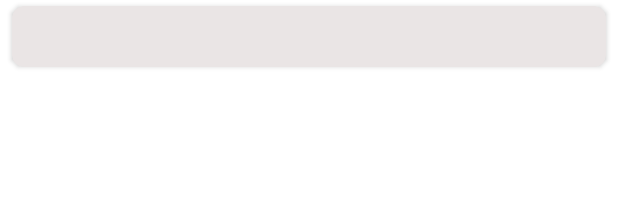
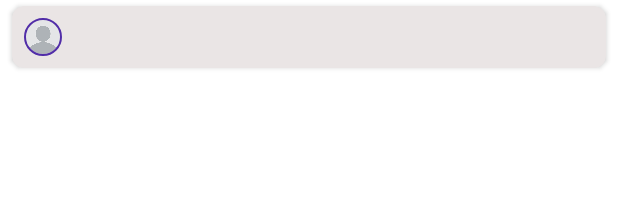
Before and after one commit to ssalabura/meltee, an Android app: the layout cardview_friend_clickable.xml on its own in the app's theme, with its tools: preview values and no code run, on a phone screen of 412 x 824 dp. Shown: the top 208 px of the screen. Run offline under Robolectric (Android 15) with nearby library versions, the phone set to English and light mode, and no system bars.

Commit message:
profile pictures across whole app, layout changes

```diff
--- a/app/build.gradle
+++ b/app/build.gradle
@@ -47,7 +47,6 @@ dependencies {
     implementation "androidx.camera:camera-camera2:1.1.0-alpha05"
     implementation "androidx.camera:camera-lifecycle:1.1.0-alpha05"
     implementation 'androidx.camera:camera-view:1.0.0-alpha25'
-    implementation "androidx.room:room-runtime:2.3.0"
     implementation "androidx.work:work-runtime:2.5.0"
     implementation 'de.hdodenhof:circleimageview:3.1.0'
     annotationProcessor "androidx.room:room-compiler:2.3.0"
--- a/app/src/main/java/com/ssalabura/meltee/database/PhotoCard.java
+++ b/app/src/main/java/com/ssalabura/meltee/database/PhotoCard.java
@@ -21,6 +21,8 @@ public class PhotoCard extends RealmObject {
     public String location;
 
     @Ignore
+    public Bitmap profilePicture;
+    @Ignore
     public List<String> receivers;
     @Ignore
     public Bitmap bitmap;
--- a/app/src/main/java/com/ssalabura/meltee/ui/addphoto/AddPhotoFragment.java
+++ b/app/src/main/java/com/ssalabura/meltee/ui/addphoto/AddPhotoFragment.java
@@ -10,7 +10,6 @@ import android.location.Geocoder;
 import android.location.Location;
 import android.location.LocationManager;
 import android.os.Bundle;
-import android.os.CancellationSignal;
 import android.util.Log;
 import android.util.Size;
 import android.view.LayoutInflater;
@@ -100,6 +99,7 @@ public class AddPhotoFragment extends Fragment
         photoCard = new PhotoCard();
         photoCard.sender = MainActivity.username;
         holder.card_preview_holder.sender.setText(MainActivity.username);
+        holder.card_preview_holder.profilePicture.setImageBitmap(MelteeRealm.getProfilePicture());
         holder.card_preview_holder.message.setVisibility(View.GONE);
         holder.card_preview_holder.location.setVisibility(View.GONE);
         return root;
--- a/app/src/main/java/com/ssalabura/meltee/ui/addphoto/ClickableFriendViewAdapter.java
+++ b/app/src/main/java/com/ssalabura/meltee/ui/addphoto/ClickableFriendViewAdapter.java
@@ -43,6 +43,9 @@ public class ClickableFriendViewAdapter extends RecyclerView.Adapter<ClickableFr
                 selectedFriends.remove(friend.username);
             }
         });
+        if(friend.profilePicture != null) {
+            holder.profilePicture.setImageBitmap(friend.profilePicture);
+        }
         holder.username.setText(friend.username);
     }
 
--- a/app/src/main/java/com/ssalabura/meltee/ui/addphoto/ClickableFriendViewHolder.java
+++ b/app/src/main/java/com/ssalabura/meltee/ui/addphoto/ClickableFriendViewHolder.java
@@ -9,8 +9,11 @@ import androidx.recyclerview.widget.RecyclerView;
 
 import com.ssalabura.meltee.R;
 
+import de.hdodenhof.circleimageview.CircleImageView;
+
 public class ClickableFriendViewHolder extends RecyclerView.ViewHolder {
     public CardView cardView;
+    public CircleImageView profilePicture;
     public TextView username;
     public boolean selected;
 
@@ -18,6 +21,7 @@ public class ClickableFriendViewHolder extends RecyclerView.ViewHolder {
         super(itemView);
 
         cardView = (CardView)itemView;
+        profilePicture = itemView.findViewById(R.id.profilePicture);
         username = itemView.findViewById(R.id.textView_username);
     }
 
--- a/app/src/main/java/com/ssalabura/meltee/ui/dashboard/PhotoCardViewAdapter.java
+++ b/app/src/main/java/com/ssalabura/meltee/ui/dashboard/PhotoCardViewAdapter.java
@@ -38,6 +38,9 @@ public class PhotoCardViewAdapter extends RecyclerView.Adapter<PhotoCardViewHold
     public void onBindViewHolder(@NonNull PhotoCardViewHolder holder, int position) {
         PhotoCard photoCard = this.photoCardList.get(position);
 
+        if(photoCard.profilePicture != null) {
+            holder.profilePicture.setImageBitmap(photoCard.profilePicture);
+        }
         holder.sender.setText(photoCard.sender);
         holder.timestamp.setText(new SimpleDateFormat("KK:mm aa", Locale.ENGLISH).format(photoCard.timestamp));
         int width = Resources.getSystem().getDisplayMetrics().widthPixels;
--- a/app/src/main/java/com/ssalabura/meltee/ui/dashboard/PhotoCardViewHolder.java
+++ b/app/src/main/java/com/ssalabura/meltee/ui/dashboard/PhotoCardViewHolder.java
@@ -9,7 +9,10 @@ import androidx.recyclerview.widget.RecyclerView;
 
 import com.ssalabura.meltee.R;
 
+import de.hdodenhof.circleimageview.CircleImageView;
+
 public class PhotoCardViewHolder extends RecyclerView.ViewHolder {
+    public CircleImageView profilePicture;
     public TextView sender;
     public TextView timestamp;
     public ImageView photo;
@@ -19,6 +22,7 @@ public class PhotoCardViewHolder extends RecyclerView.ViewHolder {
     public PhotoCardViewHolder(@NonNull View itemView) {
         super(itemView);
 
+        this.profilePicture = itemView.findViewById(R.id.profilePicture);
         this.sender = itemView.findViewById(R.id.textView_sender);
         this.timestamp = itemView.findViewById(R.id.textView_timestamp);
         this.photo = itemView.findViewById(R.id.imageView);
--- a/app/src/main/java/com/ssalabura/meltee/util/BitmapTools.java
+++ b/app/src/main/java/com/ssalabura/meltee/util/BitmapTools.java
@@ -49,6 +49,6 @@ public class BitmapTools {
         } else{
             output = Bitmap.createBitmap(bitmap, 0, bitmap.getHeight()/2 - bitmap.getWidth()/2, bitmap.getWidth(), bitmap.getWidth());
         }
-        return Bitmap.createScaledBitmap(output, 200, 200, true);
+        return Bitmap.createScaledBitmap(output, 400, 400, true);
     }
 }
--- a/app/src/main/res/layout/cardview_friend.xml
+++ b/app/src/main/res/layout/cardview_friend.xml
@@ -34,8 +34,8 @@
             android:layout_height="50dp"
             android:layout_marginStart="8dp"
             android:src="@drawable/default_profile_picture"
-            app:civ_border_width="2dp"
-            app:civ_border_color="@color/purple_500"
+            app:civ_border_width="1dp"
+            app:civ_border_color="@color/purple_700"
             app:layout_constraintStart_toEndOf="@id/button_remove"
             app:layout_constraintTop_toTopOf="parent"
             app:layout_constraintBottom_toBottomOf="parent" />
--- a/app/src/main/res/layout/cardview_friend_clickable.xml
+++ b/app/src/main/res/layout/cardview_friend_clickable.xml
@@ -18,6 +18,20 @@
         android:layout_width="match_parent"
         android:layout_height="wrap_content">
 
+        <de.hdodenhof.circleimageview.CircleImageView
+            android:id="@+id/profilePicture"
+            android:layout_width="25dp"
+            android:layout_height="25dp"
+            android:layout_marginStart="8dp"
+            android:layout_marginTop="8dp"
+            android:layout_marginBottom="8dp"
+            android:src="@drawable/default_profile_picture"
+            app:civ_border_width="1dp"
+            app:civ_border_color="@color/purple_700"
+            app:layout_constraintTop_toTopOf="parent"
+            app:layout_constraintStart_toStartOf="parent"
+            app:layout_constraintBottom_toBottomOf="parent" />
+
         <TextView
             android:id="@+id/textView_username"
             android:layout_width="wrap_content"
@@ -27,7 +41,7 @@
             android:layout_marginBottom="8dp"
             android:textSize="18sp"
             app:layout_constraintTop_toTopOf="parent"
-            app:layout_constraintStart_toStartOf="parent"
+            app:layout_constraintStart_toEndOf="@+id/profilePicture"
             app:layout_constraintBottom_toBottomOf="parent" />
     </androidx.constraintlayout.widget.ConstraintLayout>
 </androidx.cardview.widget.CardView>
--- a/app/src/main/res/layout/fragment_dashboard.xml
+++ b/app/src/main/res/layout/fragment_dashboard.xml
@@ -27,6 +27,7 @@
         android:text="@string/dashboard_empty"
         android:textAlignment="center"
         android:textSize="24sp"
+        android:visibility="gone"
         app:layout_constraintBottom_toBottomOf="parent"
         app:layout_constraintEnd_toEndOf="parent"
         app:layout_constraintStart_toStartOf="parent"
--- a/app/src/main/res/layout/fragment_friends.xml
+++ b/app/src/main/res/layout/fragment_friends.xml
@@ -30,10 +30,11 @@
             android:layout_width="200dp"
             android:layout_height="200dp"
             android:layout_gravity="center"
+            android:layout_marginTop="8dp"
             android:layout_marginBottom="16dp"
             android:src="@drawable/default_profile_picture"
-            app:civ_border_width="5dp"
-            app:civ_border_color="@color/purple_500" />
+            app:civ_border_width="2dp"
+            app:civ_border_color="@color/purple_700" />
 
         <androidx.recyclerview.widget.RecyclerView
             android:id="@+id/recyclerView"
```
Also changed, not shown: app/src/main/java/com/ssalabura/meltee/database/MelteeRealm.java (+21 -4 lines), app/src/main/java/com/ssalabura/meltee/ui/dashboard/DashboardFragment.java (+6 -6 lines), app/src/main/res/layout/cardview_photocard.xml (+28 -16 lines).
